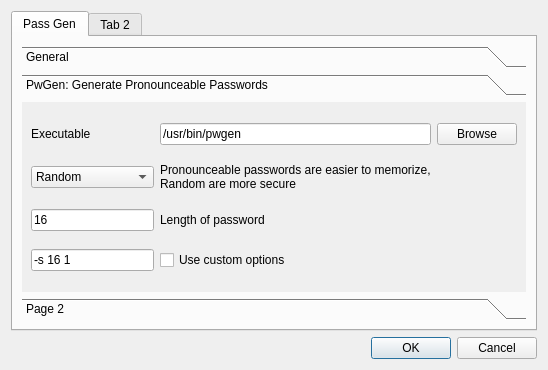
Qt form scr/preferencesdialog.ui (waltergallegog/SEcubeWallet) before a commit.
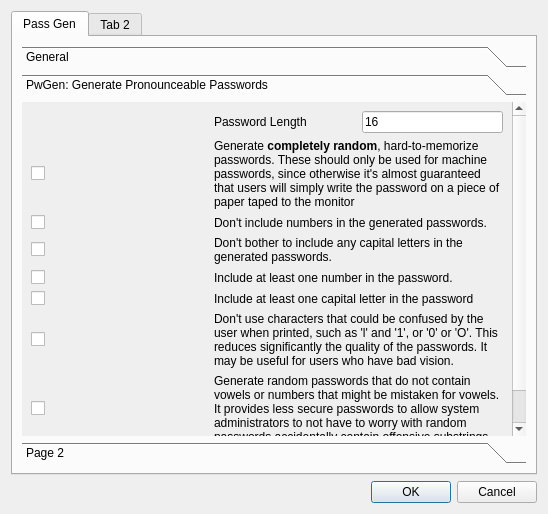
The same form after that commit. The open tabs and pages were chosen to show the change. Custom widgets are drawn as their Qt base class.

Commit message: pwgen as source, modified, finished settings for pwgen

Patch:
```diff
--- a/scr/preferencesdialog.ui
+++ b/scr/preferencesdialog.ui
@@ -7,7 +7,7 @@
     <x>0</x>
     <y>0</y>
     <width>548</width>
-    <height>370</height>
+    <height>514</height>
    </rect>
   </property>
   <property name="windowTitle">
@@ -76,83 +76,164 @@
             <x>0</x>
             <y>0</y>
             <width>508</width>
-            <height>189</height>
+            <height>333</height>
            </rect>
           </property>
           <attribute name="label">
            <string>PwGen: Generate Pronounceable Passwords </string>
           </attribute>
           <layout class="QGridLayout" name="gridLayout">
-           <item row="0" column="0">
-            <widget class="QLabel" name="label">
+           <item row="5" column="0">
+            <widget class="QCheckBox" name="cb_noCap">
              <property name="text">
-              <string>Executable</string>
+              <string/>
              </property>
             </widget>
            </item>
-           <item row="1" column="2">
-            <widget class="QLabel" name="label_2">
+           <item row="3" column="6">
+            <widget class="ClickableLabel" name="l_noNum">
              <property name="text">
-              <string>Pronounceable passwords are easier to memorize, Random are more secure</string>
+              <string>Don't include numbers in the generated passwords. </string>
              </property>
              <property name="wordWrap">
               <bool>true</bool>
              </property>
             </widget>
            </item>
-           <item row="1" column="0">
-            <widget class="QComboBox" name="cb_randOrPron">
+           <item row="0" column="6">
+            <layout class="QHBoxLayout" name="horizontalLayout">
              <item>
-              <property name="text">
-               <string>Random</string>
-              </property>
+              <widget class="QLabel" name="label_10">
+               <property name="text">
+                <string>Password Length</string>
+               </property>
+              </widget>
              </item>
              <item>
-              <property name="text">
-               <string>Pronounceable</string>
-              </property>
+              <widget class="QLineEdit" name="le_pwgenLen">
+               <property name="sizePolicy">
+                <sizepolicy hsizetype="Minimum" vsizetype="Fixed">
+                 <horstretch>0</horstretch>
+                 <verstretch>0</verstretch>
+                </sizepolicy>
+               </property>
+               <property name="whatsThis">
+                <string notr="true"/>
+               </property>
+               <property name="text">
+                <string>16</string>
+               </property>
+              </widget>
              </item>
-            </widget>
-           </item>
-           <item row="0" column="2">
-            <widget class="QLineEdit" name="le_pwgenpath">
-             <property name="text">
-              <string>/usr/bin/pwgen</string>
-             </property>
-            </widget>
-           </item>
-           <item row="2" column="2">
-            <widget class="QLabel" name="label_3">
-             <property name="text">
-              <string>Length of password</string>
-             </property>
-            </widget>
-           </item>
-           <item row="2" column="0">
-            <widget class="QLineEdit" name="le_pwgenLen">
-             <property name="text">
-              <string>16</string>
-             </property>
-            </widget>
+            </layout>
            </item>
            <item row="3" column="0">
-            <widget class="QLineEdit" name="le_pwgenCustom">
+            <widget class="QCheckBox" name="cb_noNum">
              <property name="text">
-              <string>-s 16 1</string>
+              <string/>
              </property>
             </widget>
            </item>
-           <item row="0" column="3">
-            <widget class="QPushButton" name="pb_pwgenpath">
+           <item row="7" column="0">
+            <widget class="QCheckBox" name="cb_1num">
              <property name="text">
-              <string>Browse</string>
+              <string/>
              </property>
             </widget>
            </item>
-           <item row="3" column="2">
-            <widget class="QCheckBox" name="cbx_pwgenCustom">
+           <item row="8" column="0">
+            <widget class="QCheckBox" name="cb_1cap">
              <property name="text">
-              <string>Use custom options</string>
+              <string/>
+             </property>
+            </widget>
+           </item>
+           <item row="13" column="0">
+            <widget class="QCheckBox" name="cb_1spec">
+             <property name="text">
+              <string/>
+             </property>
+            </widget>
+           </item>
+           <item row="10" column="0">
+            <widget class="QCheckBox" name="cb_noAmb">
+             <property name="text">
+              <string/>
+             </property>
+            </widget>
+           </item>
+           <item row="13" column="6">
+            <widget class="ClickableLabel" name="l_1spec">
+             <property name="text">
+              <string>Include at least one special character in the password.</string>
+             </property>
+            </widget>
+           </item>
+           <item row="10" column="6">
+            <widget class="ClickableLabel" name="l_noAmb">
+             <property name="text">
+              <string>&lt;html&gt;&lt;head/&gt;&lt;body&gt;&lt;p&gt;Don't use characters that could be confused by the user when printed, such as 'l' and '1', or '0' or 'O'. This reduces significantly the quality of the passwords. It may be useful for users who have bad vision.&lt;/p&gt;&lt;/body&gt;&lt;/html&gt;</string>
+             </property>
+             <property name="wordWrap">
+              <bool>true</bool>
+             </property>
+            </widget>
+           </item>
+           <item row="5" column="6">
+            <widget class="ClickableLabel" name="l_noCap">
+             <property name="text">
+              <string>Don't bother to include any capital letters in the generated passwords. </string>
+             </property>
+             <property name="wordWrap">
+              <bool>true</bool>
+             </property>
+            </widget>
+           </item>
+           <item row="12" column="0">
+            <widget class="QCheckBox" name="cb_noVow">
+             <property name="text">
+              <string/>
+             </property>
+            </widget>
+           </item>
+           <item row="2" column="6">
+            <widget class="ClickableLabel" name="l_random">
+             <property name="text">
+              <string>&lt;html&gt;&lt;head/&gt;&lt;body&gt;&lt;p&gt;Generate &lt;span style=&quot; font-weight:600;&quot;&gt;completely random&lt;/span&gt;, hard-to-memorize passwords. These should only be used for machine passwords, since otherwise it's almost guaranteed that users will simply write the password on a piece of paper taped to the monitor&lt;/p&gt;&lt;/body&gt;&lt;/html&gt;</string>
+             </property>
+             <property name="wordWrap">
+              <bool>true</bool>
+             </property>
+            </widget>
+           </item>
+           <item row="2" column="0">
+            <widget class="QCheckBox" name="cb_random">
+             <property name="text">
+              <string/>
+             </property>
+            </widget>
+           </item>
+           <item row="12" column="6">
+            <widget class="ClickableLabel" name="l_noVow">
+             <property name="text">
+              <string>Generate random passwords that do not contain vowels or numbers that might be mistaken for vowels. It provides less secure passwords to allow system administrators to not have to worry with random passwords accidentally contain offensive substrings</string>
+             </property>
+             <property name="wordWrap">
+              <bool>true</bool>
+             </property>
+            </widget>
+           </item>
+           <item row="8" column="6">
+            <widget class="ClickableLabel" name="l_1cap">
+             <property name="text">
+              <string>Include at least one capital letter in the password</string>
+             </property>
+            </widget>
+           </item>
+           <item row="7" column="6">
+            <widget class="ClickableLabel" name="l_1num">
+             <property name="text">
+              <string>Include at least one number in the password.</string>
              </property>
             </widget>
            </item>
@@ -194,6 +275,13 @@
    </item>
   </layout>
  </widget>
+ <customwidgets>
+  <customwidget>
+   <class>ClickableLabel</class>
+   <extends>QLabel</extends>
+   <header>clickablelabel.h</header>
+  </customwidget>
+ </customwidgets>
  <resources/>
  <connections>
   <connection>
```
Left out of the diff: 12 changed lines with no effect on the pictures. The commit also changes 20 other files.
